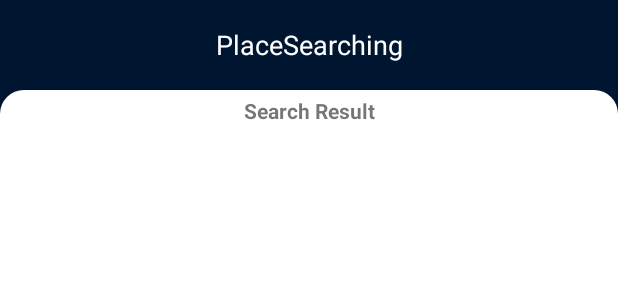
After one commit to zunayedarifin/PlaceSearching, an Android app: the layout activity_search_list.xml on its own in the app's theme, with its tools: preview values and no code run, on a phone screen of 412 x 824 dp. The commit adds this screen. Shown: the top 300 px of the screen. Run offline under Robolectric (Android 15) with nearby library versions, the phone set to English and light mode, and no system bars.

Commit message:
added list ui and fuctionalities

```diff
--- a/app/build.gradle
+++ b/app/build.gradle
@@ -45,6 +45,7 @@ dependencies {
     implementation 'androidx.appcompat:appcompat:1.3.1'
     implementation 'com.google.android.material:material:1.4.0'
     implementation 'androidx.constraintlayout:constraintlayout:2.1.0'
+    implementation 'androidx.databinding:library:3.2.0-alpha11'
     testImplementation 'junit:junit:4.13.2'
     androidTestImplementation 'androidx.test.ext:junit:1.1.3'
     androidTestImplementation 'androidx.test.espresso:espresso-core:3.4.0'
@@ -57,5 +58,6 @@ dependencies {
     implementation 'androidx.activity:activity-ktx:1.3.1'
 
     implementation 'com.google.android.libraries.places:places:2.4.0'
+    implementation 'com.google.android.material:material:1.4.0'
 
 }
--- a/app/src/main/AndroidManifest.xml
+++ b/app/src/main/AndroidManifest.xml
@@ -12,6 +12,10 @@
         android:supportsRtl="true"
         android:theme="@style/Theme.PlaceSearching">
         <activity
+            android:name=".view.SearchListActivity"
+            android:exported="true"
+            android:theme="@style/AppThemeLight.NoActionBar"/>
+        <activity
             android:name=".view.MainActivity"
             android:exported="true"
             android:theme="@style/AppThemeLight.NoActionBar">
--- /dev/null
+++ b/app/src/main/res/layout/activity_search_list.xml
@@ -0,0 +1,88 @@
+<?xml version="1.0" encoding="utf-8"?>
+<androidx.constraintlayout.widget.ConstraintLayout
+    xmlns:android="http://schemas.android.com/apk/res/android"
+    xmlns:app="http://schemas.android.com/apk/res-auto"
+    xmlns:tools="http://schemas.android.com/tools"
+    android:layout_width="match_parent"
+    android:layout_height="match_parent"
+    android:background="@color/primary_blue"
+    android:orientation="vertical"
+    tools:context=".view.SearchListActivity">
+
+    <androidx.constraintlayout.widget.ConstraintLayout
+        android:id="@+id/mainTop"
+        android:layout_width="match_parent"
+        android:layout_height="60dp"
+        app:layout_constraintStart_toStartOf="parent"
+        app:layout_constraintEnd_toEndOf="parent"
+        app:layout_constraintTop_toTopOf="parent"
+        app:layout_constraintBottom_toTopOf="@id/mainBody"
+        android:background="@color/primary_blue"
+        android:orientation="horizontal"
+        android:padding="4dp">
+
+
+        <TextView
+            android:id="@+id/tvMainTitle"
+            android:layout_width="match_parent"
+            android:layout_height="match_parent"
+            android:textAlignment="center"
+            android:gravity="center"
+            app:layout_constraintStart_toStartOf="parent"
+            app:layout_constraintEnd_toEndOf="parent"
+            app:layout_constraintTop_toTopOf="parent"
+            app:layout_constraintBottom_toBottomOf="parent"
+            android:textSize="18sp"
+            android:textColor="#FFFFFF"
+            tools:text="@string/app_name"
+            android:text="@string/app_name"/>
+    </androidx.constraintlayout.widget.ConstraintLayout>
+
+
+    <androidx.constraintlayout.widget.ConstraintLayout
+        android:id="@+id/mainBody"
+        android:layout_width="match_parent"
+        android:layout_height="match_parent"
+        android:layout_marginTop="60dp"
+        app:layout_constraintStart_toStartOf="parent"
+        app:layout_constraintEnd_toEndOf="parent"
+        app:layout_constraintBottom_toBottomOf="parent"
+        android:background="@drawable/body_white_round">
+
+        <TextView
+            android:id="@+id/search_result"
+            android:layout_width="match_parent"
+            android:layout_height="wrap_content"
+            app:layout_constraintStart_toStartOf="parent"
+            app:layout_constraintEnd_toEndOf="parent"
+            app:layout_constraintTop_toTopOf="parent"
+            android:textAlignment="center"
+            android:textStyle="bold"
+            android:padding="4dp"
+            android:text="Search Result"/>
+
+        <ScrollView
+            android:id="@+id/scrollView"
+            android:layout_width="match_parent"
+            android:layout_height="wrap_content"
+            android:fillViewport="true"
+            app:layout_constraintEnd_toEndOf="parent"
+            app:layout_constraintStart_toStartOf="parent"
+            app:layout_constraintTop_toBottomOf="@id/search_result"
+            app:layout_constraintBottom_toBottomOf="parent">
+
+            <androidx.recyclerview.widget.RecyclerView
+                android:id="@+id/search_result_recycler_view"
+                android:layout_width="match_parent"
+                android:layout_height="wrap_content"
+                android:layout_margin="8dp"
+                android:visibility="visible" />
+
+        </ScrollView>
+
+
+
+    </androidx.constraintlayout.widget.ConstraintLayout>
+
+
+</androidx.constraintlayout.widget.ConstraintLayout>
--- a/build.gradle
+++ b/build.gradle
@@ -6,7 +6,7 @@ buildscript {
     }
     dependencies {
         classpath "com.android.tools.build:gradle:7.0.0"
-        classpath "org.jetbrains.kotlin:kotlin-gradle-plugin:1.5.21"
+        classpath 'org.jetbrains.kotlin:kotlin-gradle-plugin:1.5.30'
 
         // NOTE: Do not place your application dependencies here; they belong
         // in the individual module build.gradle files
```
Also changed, not shown: app/src/main/java/com/arifin/placesearhing/adapter/SearchListAdapter.kt (added, +51 -0 lines), app/src/main/java/com/arifin/placesearhing/view/MainActivity.kt (+58 -23 lines), app/src/main/java/com/arifin/placesearhing/view/SearchListActivity.kt (added, +56 -0 lines), app/src/main/res/drawable/ic_go_green.xml (added, +12 -0 lines), app/src/main/res/drawable/ic_go_orange.xml (added, +12 -0 lines), app/src/main/res/layout/activity_main.xml (+65 -8 lines), app/src/main/res/layout/search_list_adapter.xml (added, +28 -0 lines).
